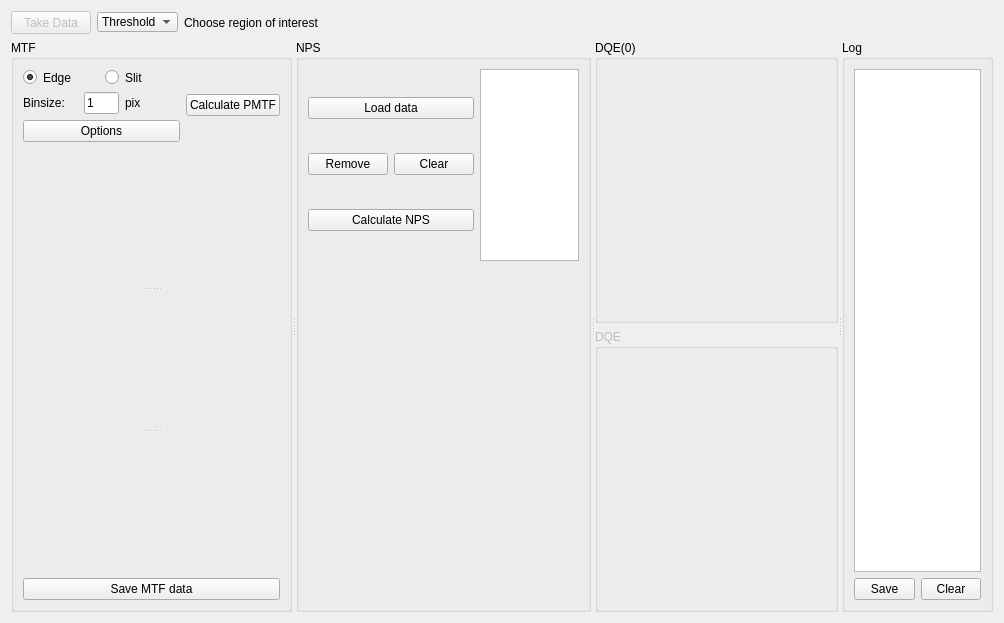
navrit/dexter, file SpidrMpx3Eq/qcstmdqe.ui: the form before one commit.
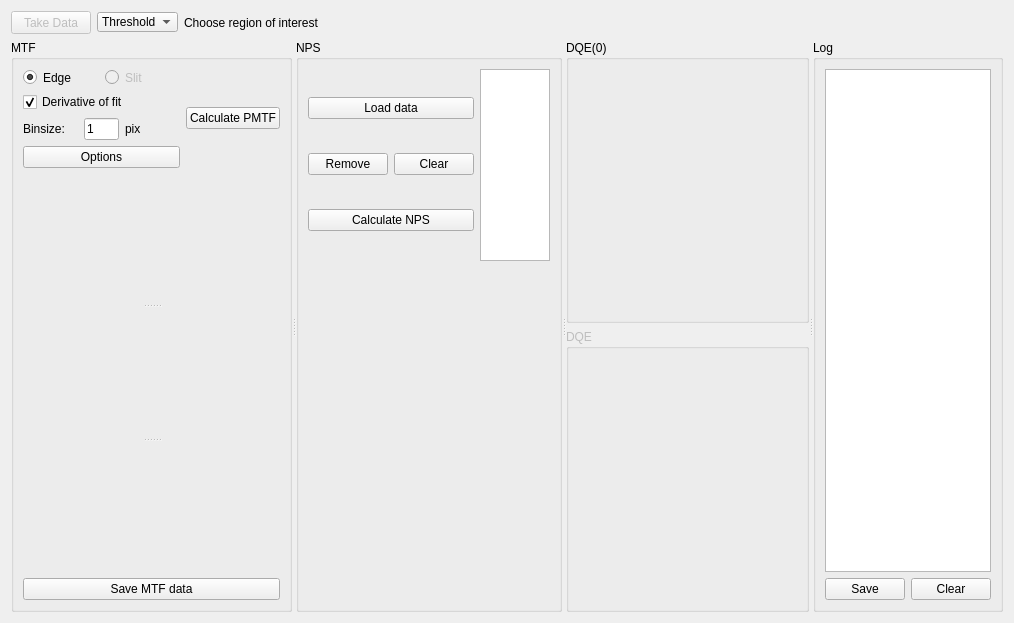
The form after the commit. Custom widgets are drawn as their Qt base class.

Patch:
```diff
--- a/SpidrMpx3Eq/qcstmdqe.ui
+++ b/SpidrMpx3Eq/qcstmdqe.ui
@@ -147,6 +147,9 @@
              </item>
              <item>
               <widget class="QRadioButton" name="radioButton_2">
+               <property name="enabled">
+                <bool>false</bool>
+               </property>
                <property name="maximumSize">
                 <size>
                  <width>16777215</width>
@@ -160,6 +163,16 @@
              </item>
             </layout>
            </item>
+           <item>
+            <widget class="QCheckBox" name="derivCheckBox">
+             <property name="text">
+              <string>Derivative of fit</string>
+             </property>
+             <property name="checked">
+              <bool>true</bool>
+             </property>
+            </widget>
+           </item>
            <item>
             <layout class="QHBoxLayout" name="horizontalLayout_5">
              <item>
@@ -272,7 +285,14 @@
           </layout>
          </item>
          <item>
-          <widget class="QListWidget" name="listWidget"/>
+          <widget class="QListWidget" name="listWidget">
+           <property name="maximumSize">
+            <size>
+             <width>110</width>
+             <height>16777215</height>
+            </size>
+           </property>
+          </widget>
          </item>
         </layout>
        </item>
@@ -335,12 +355,6 @@
       </layout>
      </widget>
      <widget class="QGroupBox" name="groupBox_5">
-      <property name="maximumSize">
-       <size>
-        <width>151</width>
-        <height>16777215</height>
-       </size>
-      </property>
       <property name="title">
        <string>Log</string>
       </property>
```
